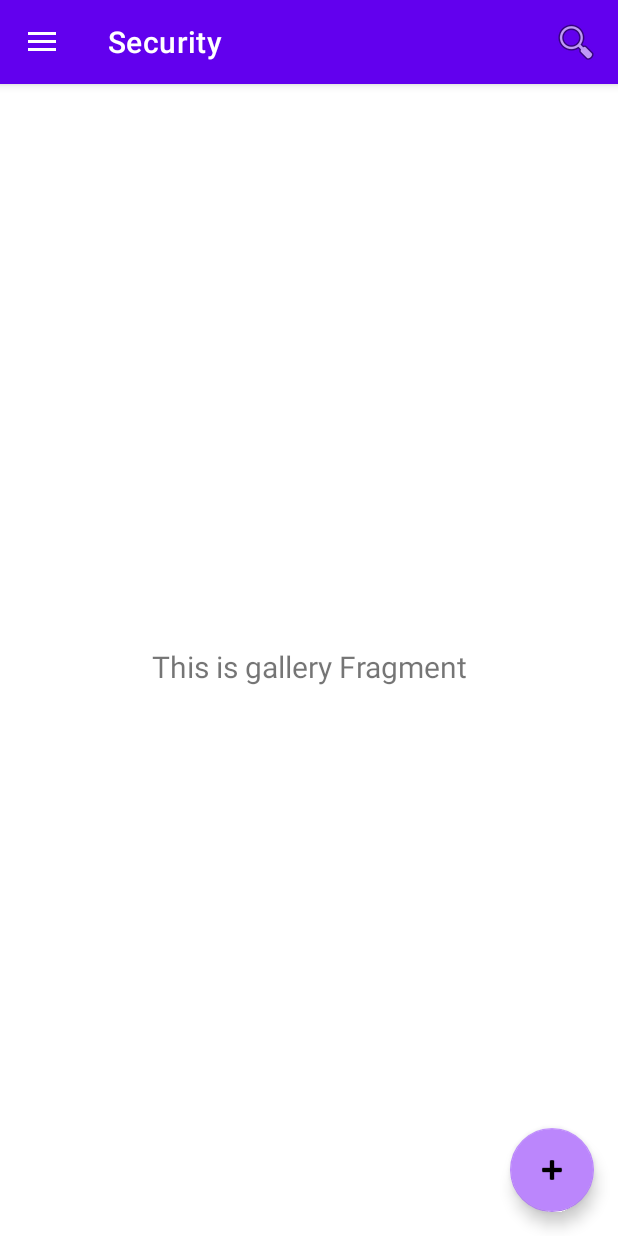
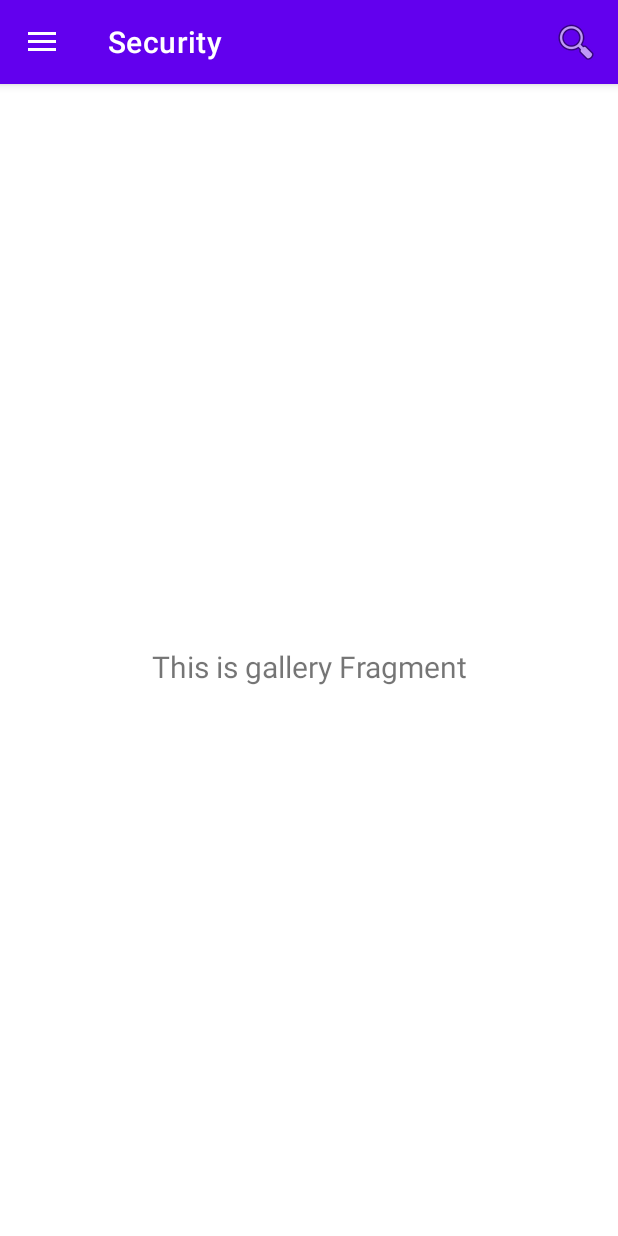
Before and after one commit to David6811/android_demo, an Android app: the screen it shows after launch (MainActivity), in the side drawer, after a tap on "Security", on a phone screen of 412 x 824 dp. Run offline under Robolectric (Android 15) with nearby library versions, the phone set to English and light mode, and no system bars; our stand-ins replace Dagger/Hilt's generated code, Room's generated code, RxJava, navigation-ui; libraries missing offline, so code that uses them is left out: com.afollestad.materialdialogs; 2 statements that could not run were skipped.

Commit message:
move FloatingActionButton from app_bar_main.xml to fragment_home.xml

```diff
--- a/app/src/main/java/com/example/myapplication/MainActivity.kt
+++ b/app/src/main/java/com/example/myapplication/MainActivity.kt
@@ -47,8 +47,6 @@ class MainActivity : AppCompatActivity() {
     lateinit var noteDao: NoteDao
     @Inject
     lateinit var createNoteUseCase: CreateNoteUseCase
-
-    private val compositeDisposable = CompositeDisposable()
 
     override fun onCreate(savedInstanceState: Bundle?) {
         super.onCreate(savedInstanceState)
@@ -171,26 +169,6 @@ class MainActivity : AppCompatActivity() {
 
         setSupportActionBar(binding.appBarMain.toolbar)
 
-        binding.appBarMain.fab.setOnClickListener {
-
-            val note = Note(
-                objectId = ObjectIdGenerator.generateObjectId(),
-                title = "Title of Note 1",
-                content = "Content of Note 1",
-                parentObjectId = "0",
-                status = 1,
-                tags = "tag1",
-                createdAt = "2025-02-03T10:00:00Z",
-                updatedAt = "2025-02-03T10:00:00Z"
-            )
-
-            compositeDisposable.add(
-                createNoteUseCase.insertNotes(note)
-                    .subscribeOn(Schedulers.io()) // Run in background
-                    .observeOn(AndroidSchedulers.mainThread()) // Observe on main thread
-                    .subscribe()
-            )
-        }
         val drawerLayout: DrawerLayout = binding.drawerLayout
         val navView: NavigationView = binding.navView
         val navController = findNavController(R.id.nav_host_fragment_content_main)
--- a/app/src/main/java/com/example/myapplication/ui/home/HomeFragment.kt
+++ b/app/src/main/java/com/example/myapplication/ui/home/HomeFragment.kt
@@ -6,33 +6,50 @@ import android.view.View
 import android.view.ViewGroup
 import androidx.fragment.app.Fragment
 import androidx.viewpager2.widget.ViewPager2
-import com.example.myapplication.R
+import com.example.myapplication.databinding.FragmentHomeBinding // Import binding class
+import com.example.myapplication.entities.Note
+import com.example.myapplication.usecase.CreateNoteUseCase
+import com.example.myapplication.util.ObjectIdGenerator
 import com.google.android.material.tabs.TabLayout
 import com.google.android.material.tabs.TabLayoutMediator
-
+import io.reactivex.rxjava3.android.schedulers.AndroidSchedulers
+import io.reactivex.rxjava3.disposables.CompositeDisposable
+import io.reactivex.rxjava3.schedulers.Schedulers
+import javax.inject.Inject
 
 class HomeFragment : Fragment() {
 
+    private var _binding: FragmentHomeBinding? = null // Nullable binding variable
+    private val binding get() = _binding!! // Non-null accessor
     private lateinit var tabLayout: TabLayout
     private lateinit var viewPager: ViewPager2
     private lateinit var adapter: HomeAdapter
+    private val compositeDisposable = CompositeDisposable()
+
+    @Inject
+    lateinit var createNoteUseCase: CreateNoteUseCase
 
     override fun onCreateView(
         inflater: LayoutInflater, container: ViewGroup?,
         savedInstanceState: Bundle?
     ): View {
-        return inflater.inflate(R.layout.fragment_home, container, false)
+        // Inflate the layout using View Binding
+        _binding = FragmentHomeBinding.inflate(inflater, container, false)
+        return binding.root
     }
 
     override fun onViewCreated(view: View, savedInstanceState: Bundle?) {
         super.onViewCreated(view, savedInstanceState)
 
-        tabLayout = view.findViewById(R.id.tabLayout)
-        viewPager = view.findViewById(R.id.viewPager)
+        // Initialize views using binding
+        tabLayout = binding.tabLayout
+        viewPager = binding.viewPager
 
+        // Set up ViewPager2 adapter
         adapter = HomeAdapter(this)
         viewPager.adapter = adapter
 
+        // Set up TabLayout with ViewPager2
         TabLayoutMediator(tabLayout, viewPager) { tab, position ->
             tab.text = when (position) {
                 0 -> "Notes"
@@ -41,5 +58,40 @@ class HomeFragment : Fragment() {
                 else -> "Notes"
             }
         }.attach()
+
+        // Set FAB click listener
+        binding.fab.setOnClickListener {
+            val note = Note(
+                objectId = ObjectIdGenerator.generateObjectId(),
+                title = "Title of Note 1",
+                content = "Content of Note 1",
+                parentObjectId = "0",
+                status = 1,
+                tags = "tag1",
+                createdAt = "2025-02-03T10:00:00Z",
+                updatedAt = "2025-02-03T10:00:00Z"
+            )
+
+//            compositeDisposable.add(
+//                createNoteUseCase.insertNotes(note)
+//                    .subscribeOn(Schedulers.io()) // Run in background
+//                    .observeOn(AndroidSchedulers.mainThread()) // Observe on main thread
+//                    .subscribe(
+//                        { /* Success case - optional */ },
+//                        { error -> error.printStackTrace() } // Handle errors
+//                    )
+//            )
+        }
+    }
+
+    override fun onDestroyView() {
+        super.onDestroyView()
+        compositeDisposable.clear() // Clear disposables to prevent memory leaks
+        _binding = null // Avoid memory leaks by nullifying binding
+    }
+
+    override fun onDestroy() {
+        super.onDestroy()
+        compositeDisposable.dispose() // Dispose of all subscriptions
     }
 }
--- a/app/src/main/res/layout/app_bar_main.xml
+++ b/app/src/main/res/layout/app_bar_main.xml
@@ -21,15 +21,4 @@
     </com.google.android.material.appbar.AppBarLayout>
 
     <include layout="@layout/content_main" />
-
-    <com.google.android.material.floatingactionbutton.FloatingActionButton
-        android:id="@+id/fab"
-        android:layout_width="wrap_content"
-        android:layout_height="wrap_content"
-        android:layout_gravity="bottom|end"
-        android:layout_marginEnd="@dimen/fab_margin"
-        android:layout_marginBottom="16dp"
-        app:backgroundTint="@color/purple_200"
-        app:srcCompat="@android:drawable/ic_input_add" />
-
 </androidx.coordinatorlayout.widget.CoordinatorLayout>
--- a/app/src/main/res/layout/fragment_home.xml
+++ b/app/src/main/res/layout/fragment_home.xml
@@ -5,6 +5,17 @@
     android:layout_width="match_parent"
     android:layout_height="match_parent"
     tools:context=".ui.home.HomeFragment">
+
+    <com.google.android.material.floatingactionbutton.FloatingActionButton
+        android:id="@+id/fab"
+        android:layout_width="wrap_content"
+        android:layout_height="wrap_content"
+        android:layout_marginEnd="@dimen/fab_margin"
+        android:layout_marginBottom="16dp"
+        app:backgroundTint="@color/purple_200"
+        app:srcCompat="@android:drawable/ic_input_add"
+        app:layout_constraintEnd_toEndOf="parent"
+        app:layout_constraintBottom_toBottomOf="parent" />
 
     <com.google.android.material.tabs.TabLayout
         android:id="@+id/tabLayout"
```
